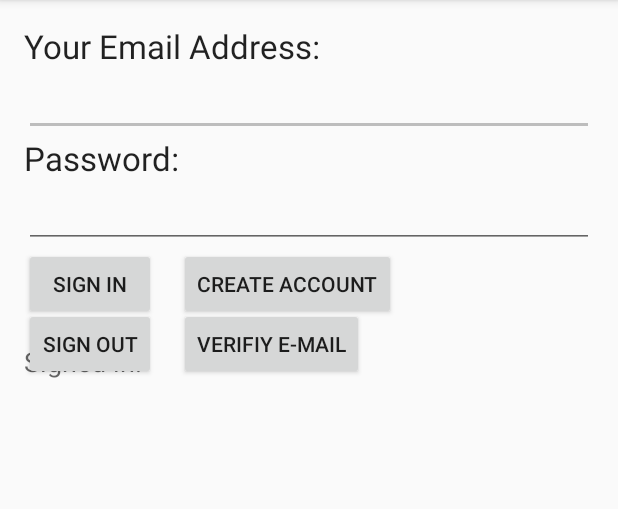
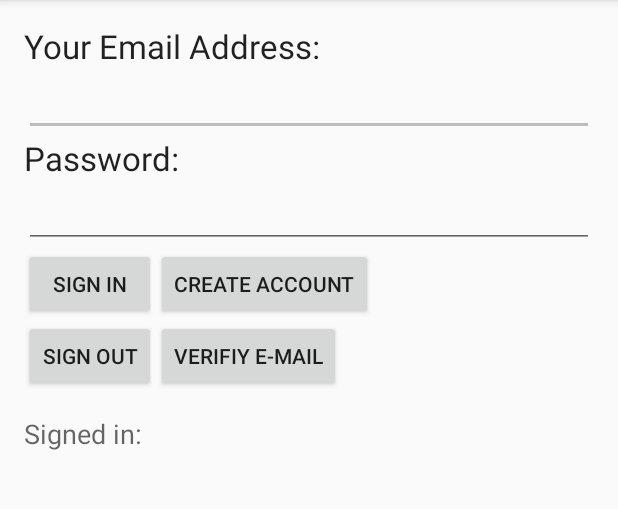
Before and after one commit to bytao7mao/ZombieTextGame, an Android app: the SignInActivity screen opened directly, with no data from a screen before it, on a phone screen of 412 x 824 dp, the part 84-593 px from its top. Run offline under Robolectric (Android 15) with nearby library versions, the phone set to English and light mode, and no system bars; our stand-ins replace Firebase (no records; nobody signed in at launch, a user with empty details on screens opened directly).

Commit message:
Resolving problems with the buttons from activity_sign_in.xml

```diff
--- a/app/src/main/res/layout/activity_sign_in.xml
+++ b/app/src/main/res/layout/activity_sign_in.xml
@@ -55,21 +55,28 @@
         android:text="Sign In" />
 
     <Button
-    android:layout_width="wrap_content"
-    android:layout_height="wrap_content"
-    android:text="Create Account"
-    android:id="@+id/btnCreate"
-    android:layout_alignBottom="@+id/btnSignIn"
-    android:layout_toRightOf="@+id/textView2" />
+        android:id="@+id/btnSignOut"
+        android:layout_width="wrap_content"
+        android:layout_height="wrap_content"
+        android:layout_below="@+id/btnSignIn"
+        android:layout_alignParentLeft="true"
+        android:layout_alignParentStart="true"
+        android:text="Sign Out" />
+
+    <Button
+        android:layout_width="wrap_content"
+        android:layout_height="wrap_content"
+        android:text="Create Account"
+        android:id="@+id/btnCreate"
+        android:layout_alignBottom="@+id/btnSignIn"
+        android:layout_toRightOf="@+id/btnSignIn" />
 
     <Button
         android:id="@+id/verify_email_button"
         android:layout_width="wrap_content"
         android:layout_height="wrap_content"
-        android:layout_alignBaseline="@+id/btnSignOut"
+        android:layout_toRightOf="@+id/btnSignOut"
         android:layout_alignBottom="@+id/btnSignOut"
-        android:layout_alignLeft="@+id/btnCreate"
-        android:layout_alignStart="@+id/btnCreate"
         android:text="Verifiy e-mail" />
 
     <TextView
@@ -77,16 +84,7 @@
         android:layout_height="wrap_content"
         android:textAppearance="?android:attr/textAppearanceMedium"
         android:id="@+id/tvSignInStatus"
-        android:layout_below="@+id/btnSignIn"
-        android:layout_alignParentLeft="true"
+        android:layout_below="@+id/btnSignOut"
         android:layout_marginTop="15dp" />
 
-    <Button
-        android:id="@+id/btnSignOut"
-        android:layout_width="wrap_content"
-        android:layout_height="wrap_content"
-        android:layout_alignBottom="@+id/tvSignInStatus"
-        android:layout_alignParentLeft="true"
-        android:layout_alignParentStart="true"
-        android:text="Sign Out" />
 </RelativeLayout>
```
